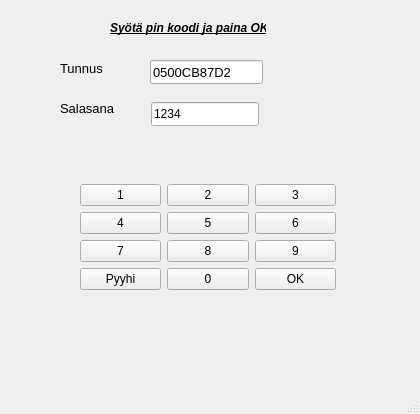
t3roja/ATM, file bank-automat/mainwindow.ui: the form before one commit.
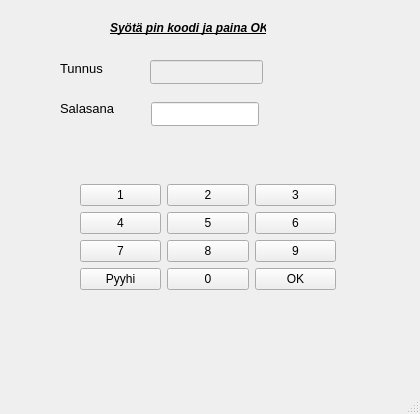
The form after the commit.

What changed in the file:
```diff
--- a/bank-automat/mainwindow.ui
+++ b/bank-automat/mainwindow.ui
@@ -33,6 +33,9 @@
     </property>
    </widget>
    <widget class="QLineEdit" name="lineEditUname">
+    <property name="enabled">
+     <bool>false</bool>
+    </property>
     <property name="geometry">
      <rect>
       <x>150</x>
@@ -47,7 +50,7 @@
      </font>
     </property>
     <property name="text">
-     <string>0500CB87D2</string>
+     <string/>
     </property>
    </widget>
    <widget class="QLabel" name="label_2">
@@ -198,7 +201,7 @@
      </rect>
     </property>
     <property name="text">
-     <string>1234</string>
+     <string/>
     </property>
    </widget>
   </widget>
```
